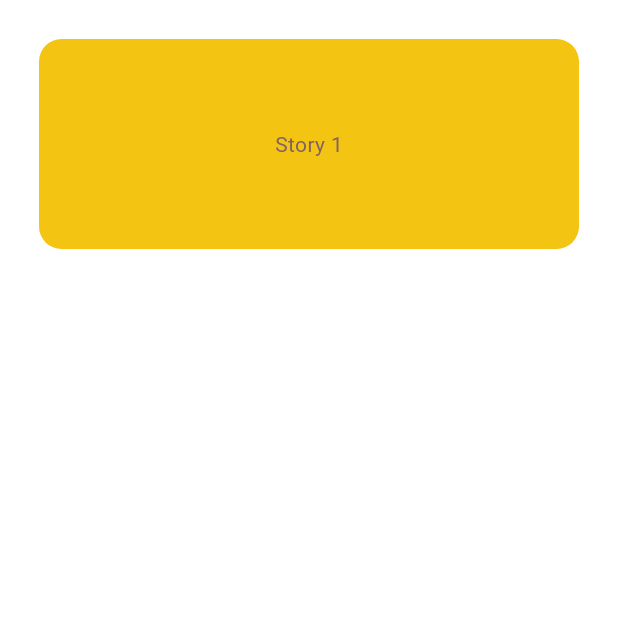
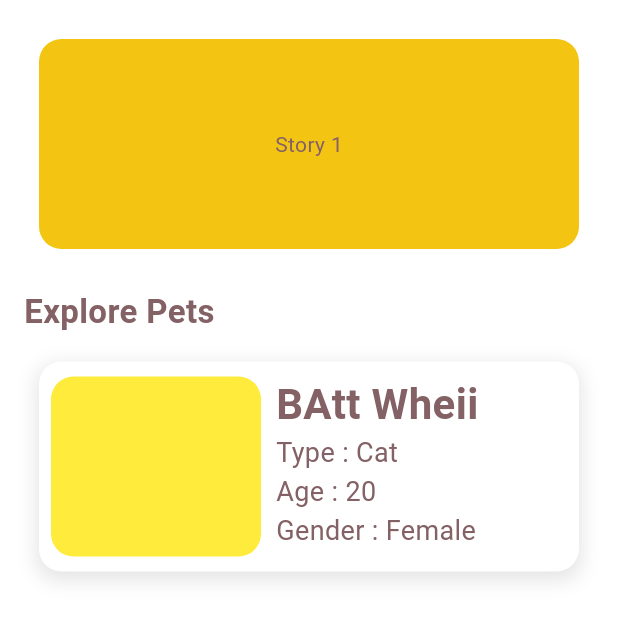
Before and after one commit to DanaAlayyuobi/rafiq_app, a Flutter app: the HomeScreen screen opened directly, on a phone screen of 412 x 824 dp. Shown: the top 620 px of the screen. Run offline on Flutter 3.47's test engine with Material 3 defaults, Android fonts, the phone set to English and light mode, and no system bars; our stand-ins replace cloud_firestore, firebase_auth, firebase_core; accounts and stored records are empty.

Commit message:
made the pet Widget and the pet card

```diff
--- a/lib/screens/home_screen.dart
+++ b/lib/screens/home_screen.dart
@@ -1,6 +1,8 @@
 import 'package:flutter/cupertino.dart';
 import 'package:flutter/material.dart';
 import 'package:rafiq_app/widget/banner_widget.dart';
+
+import '../widget/adoption_card.dart';
 
 class HomeScreen extends StatefulWidget {
   const HomeScreen({super.key});
@@ -12,12 +14,23 @@ class HomeScreen extends StatefulWidget {
 class _HomeScreenState extends State<HomeScreen> {
   @override
   Widget build(BuildContext context) {
-    return Scaffold(
+    return const Scaffold(
       body: Padding(
         padding: EdgeInsets.all(16.0),
         child: Column(
+          mainAxisAlignment: MainAxisAlignment.start,
+          crossAxisAlignment: CrossAxisAlignment.start,
           children: [
             BannerWidget(),
+            SizedBox(height:16 ,),
+            Text(
+              "Explore Pets ",
+              style: TextStyle(fontSize: 22,fontWeight: FontWeight.bold),
+            ),
+            SizedBox(height:8 ,),
+
+            AdoptionCard(name: 'BAtt Wheii',age: 20,type: "Cat",Gender: "Female",),
+
           ],
         ),
       ),
--- /dev/null
+++ b/lib/widget/adoption_card.dart
@@ -0,0 +1,73 @@
+import 'package:flutter/cupertino.dart';
+import 'package:flutter/material.dart';
+import 'package:rafiq_app/screens/pet_info.dart';
+
+class AdoptionCard extends StatelessWidget {
+  final String name;
+  final String type;
+  final int age;
+  final String Gender;
+
+  const AdoptionCard(
+      {super.key,
+      required this.name,
+      required this.type,
+      required this.age,
+      required this.Gender,});
+
+  @override
+  Widget build(BuildContext context) {
+    return Padding(
+        padding: const EdgeInsets.all(10.0),
+        child: GestureDetector(
+          onTap:(){ Navigator.push(
+              context,
+              MaterialPageRoute(builder: (context) => PetInfo()));},
+          child: Container(
+            height: 140,
+            width: double.infinity,
+            decoration: BoxDecoration(
+              color: Colors.white,
+              borderRadius: BorderRadius.circular(15.0),
+              boxShadow: [
+                BoxShadow(
+                  color: Colors.black.withOpacity(0.1),
+                  // Shadow color with transparency
+                  offset: Offset(0, 4),
+                  // Horizontal and vertical offset
+                  blurRadius: 10,
+                  // Blurring the shadow
+                  spreadRadius: 2, // How far the shadow spreads
+                ),
+              ],
+            ),
+            child: Padding(
+              padding: const EdgeInsets.all(8.0),
+              child: Row(children: [
+                Container(
+                  height: 120,
+                  width: 140,
+                  decoration: BoxDecoration(
+                    color: Colors.yellow,
+                    borderRadius: BorderRadius.circular(15.0),
+                  ),
+                ),
+                const SizedBox(width: 10),
+                 Column(
+                  crossAxisAlignment: CrossAxisAlignment.start,
+                  children: [
+                    Text(
+                      name,
+                      style: const TextStyle(fontSize: 28, fontWeight: FontWeight.bold),
+                    ),
+                    Text("Type : $type", style: const TextStyle(fontSize: 18)),
+                    Text("Age : $age", style: const TextStyle(fontSize: 18)),
+                    Text("Gender : $Gender ", style: const TextStyle(fontSize: 18)),
+                  ],
+                )
+              ]),
+            ),
+          ),
+        ));
+  }
+}
```
Also changed, not shown: lib/screens/pet_info.dart (added, +116 -0 lines), lib/widget/labeled_progress_bar.dart (added, +40 -0 lines).
